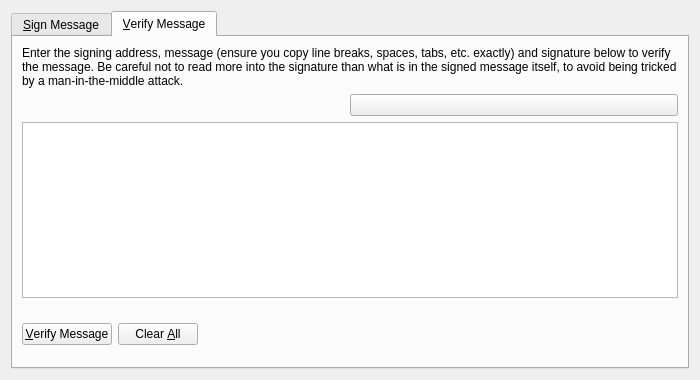
Above: src/qt/forms/signverifymessagedialog.ui from FromHDDtoSSD/SorachanCoin-qt before the change. Below: the same form after it.
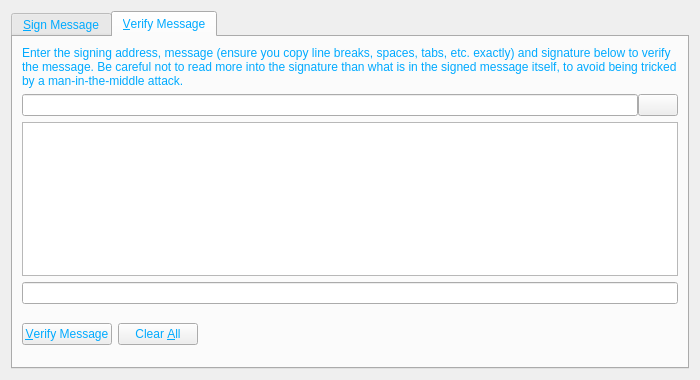
That is the form after the change. Icons and pictures are not drawn. Custom widgets are drawn as their Qt base class.

Diff of the .ui file:
```diff
--- a/src/qt/forms/signverifymessagedialog.ui
+++ b/src/qt/forms/signverifymessagedialog.ui
@@ -16,6 +16,10 @@
   <property name="windowTitle">
    <string>Signatures - Sign / Verify a Message</string>
   </property>
+  <property name="styleSheet">
+   <string notr="true">background-image: url(:/images/bkg2);
+color: rgb(0, 170, 255);</string>
+  </property>
   <layout class="QVBoxLayout" name="verticalLayout">
    <item>
     <widget class="QTabWidget" name="tabWidget">
@@ -249,7 +253,7 @@
           <number>0</number>
          </property>
          <item>
-          <widget class="QValidatedLineEdit" name="addressIn_VM" native="true">
+          <widget class="QValidatedLineEdit" name="addressIn_VM">
            <property name="toolTip">
             <string>The address the message was signed with (e.g. 4Zo1ga6xuKuQ7JV7M9rGDoxdbYwV5zgQJ5)</string>
            </property>
@@ -284,7 +288,7 @@
         <widget class="QPlainTextEdit" name="messageIn_VM"/>
        </item>
        <item>
-        <widget class="QValidatedLineEdit" name="signatureIn_VM" native="true"/>
+        <widget class="QValidatedLineEdit" name="signatureIn_VM"/>
        </item>
        <item>
         <layout class="QHBoxLayout" name="horizontalLayout_2_VM">
@@ -378,7 +382,7 @@
  <customwidgets>
   <customwidget>
    <class>QValidatedLineEdit</class>
-   <extends>QWidget</extends>
+   <extends>QLineEdit</extends>
    <header>qvalidatedlineedit.h</header>
   </customwidget>
  </customwidgets>
```
Left out of the diff: 6 changed lines with no effect on the pictures.
